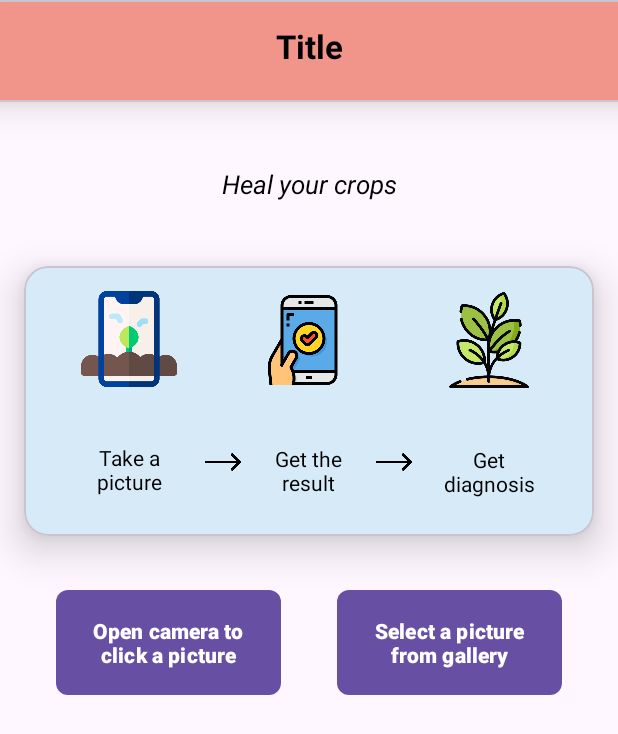
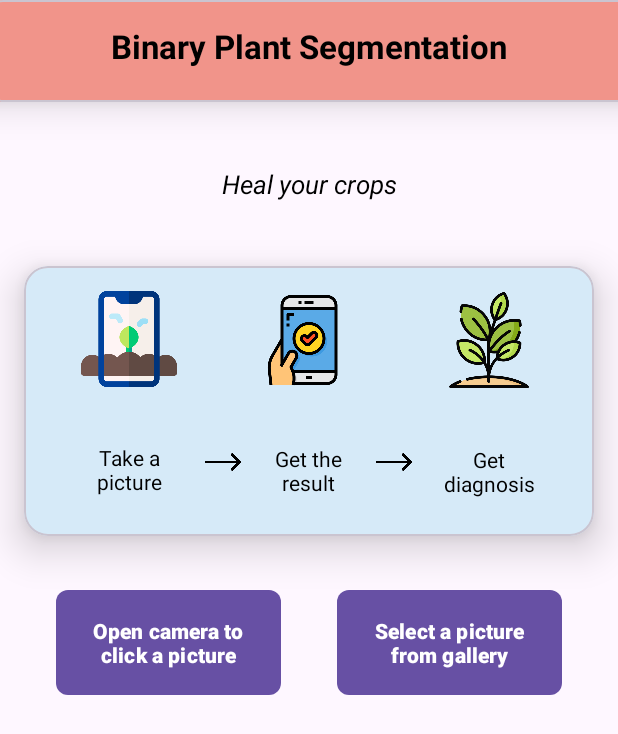
Before and after one commit to Krrish2512/Android-Application-for-Binary-Plant-Segmentation, an Android app: the screen it shows after launch (MainActivity), on a phone screen of 412 x 824 dp. Shown: the top 734 px of the screen. Run offline under Robolectric (Android 15) with nearby library versions, the phone set to English and light mode, and no system bars; pictures from the network do not load.

Commit message:
Working application

```diff
--- a/app/src/main/res/layout/activity_main.xml
+++ b/app/src/main/res/layout/activity_main.xml
@@ -12,7 +12,7 @@
         android:layout_height="wrap_content"
         android:layout_marginTop="16dp"
         android:elevation="50dp"
-        android:text="Title"
+        android:text="Binary Plant Segmentation"
         android:textAlignment="center"
         android:textColor="@color/black"
         android:textSize="22dp"
```
